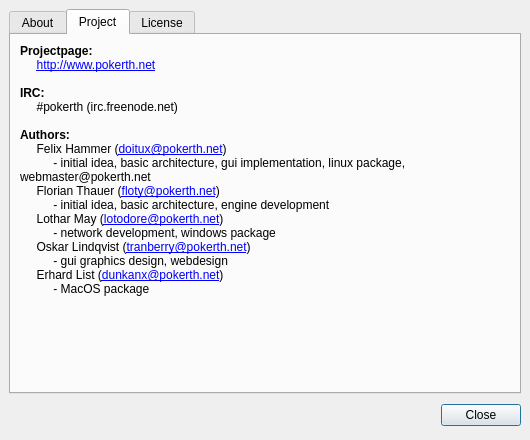
Qt form src/gui/qt/aboutpokerth.ui (pokerth/pokerth) before a commit.
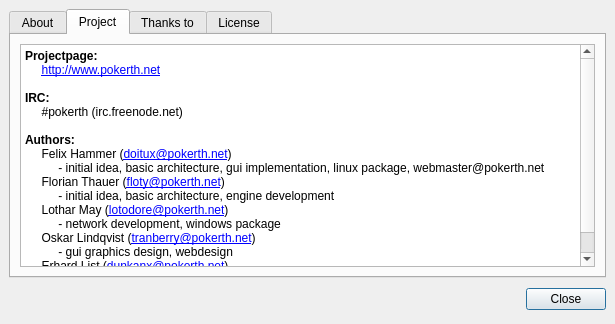
The same form after that commit. The open tabs and pages were chosen to show the change. Icons and pictures are not drawn.

Diff of the .ui file:
```diff
--- a/src/gui/qt/aboutpokerth.ui
+++ b/src/gui/qt/aboutpokerth.ui
@@ -6,8 +6,8 @@
    <rect>
     <x>0</x>
     <y>0</y>
-    <width>530</width>
-    <height>440</height>
+    <width>615</width>
+    <height>324</height>
    </rect>
   </property>
   <property name="windowTitle" >
@@ -22,6 +22,9 @@
    </property>
    <item row="0" column="0" >
     <widget class="QTabWidget" name="tabWidget" >
+     <property name="autoFillBackground" >
+      <bool>true</bool>
+     </property>
      <property name="currentIndex" >
       <number>0</number>
      </property>
@@ -99,22 +102,9 @@
        <property name="spacing" >
         <number>6</number>
        </property>
-       <item row="1" column="0" >
-        <spacer>
-         <property name="orientation" >
-          <enum>Qt::Vertical</enum>
-         </property>
-         <property name="sizeHint" >
-          <size>
-           <width>20</width>
-           <height>81</height>
-          </size>
-         </property>
-        </spacer>
-       </item>
        <item row="0" column="0" >
-        <widget class="QLabel" name="label_2" >
-         <property name="text" >
+        <widget class="QTextBrowser" name="textBrowser_2" >
+         <property name="html" >
           <string>&lt;html>&lt;head>&lt;meta name="qrichtext" content="1" />&lt;style type="text/css">
 p, li { white-space: pre-wrap; }
 &lt;/style>&lt;/head>&lt;body style=" font-family:'Nimbus Sans L'; font-size:9pt; font-weight:400; font-style:normal; text-decoration:none;">
@@ -136,11 +126,30 @@
 &lt;p style=" margin-top:0px; margin-bottom:0px; margin-left:0px; margin-right:0px; -qt-block-indent:0; text-indent:0px;">     Erhard List (&lt;a href="mailto:dunkanx@pokerth.net">&lt;span style=" text-decoration: underline; color:#0000ff;">dunkanx@pokerth.net&lt;/span>&lt;/a>)&lt;/p>
 &lt;p style=" margin-top:0px; margin-bottom:0px; margin-left:0px; margin-right:0px; -qt-block-indent:0; text-indent:0px;">          - MacOS package&lt;/p>&lt;/body>&lt;/html></string>
          </property>
-         <property name="wordWrap" >
-          <bool>true</bool>
-         </property>
-         <property name="openExternalLinks" >
-          <bool>true</bool>
+        </widget>
+       </item>
+      </layout>
+     </widget>
+     <widget class="QWidget" name="tab_4" >
+      <attribute name="title" >
+       <string>Thanks to</string>
+      </attribute>
+      <layout class="QGridLayout" >
+       <property name="margin" >
+        <number>9</number>
+       </property>
+       <property name="spacing" >
+        <number>6</number>
+       </property>
+       <item row="0" column="0" >
+        <widget class="QTextBrowser" name="textBrowser_3" >
+         <property name="html" >
+          <string>&lt;html>&lt;head>&lt;meta name="qrichtext" content="1" />&lt;style type="text/css">
+p, li { white-space: pre-wrap; }
+&lt;/style>&lt;/head>&lt;body style=" font-family:'Nimbus Sans L'; font-size:9pt; font-weight:400; font-style:normal; text-decoration:none;">
+&lt;p style=" margin-top:0px; margin-bottom:0px; margin-left:0px; margin-right:0px; -qt-block-indent:0; text-indent:0px;">&lt;span style=" font-weight:600;">Following flickr.com users for avatar image sources:&lt;/span> &lt;/p>
+&lt;p style=" margin-top:0px; margin-bottom:0px; margin-left:0px; margin-right:0px; -qt-block-indent:0; text-indent:0px;">Chales Johnson, Eli Hodapp, Hans Dekker, Indigo Goat, Jerry Daykin, Presty, The Marmot, William Holtkamp, _cr_, dps, ellievanhoutte, jarrodtrainique, joeltelling, loufi, riccardodivirgilio, rileyroxx, said&amp;amp;done, scottfeldstein&lt;/p>
+&lt;p style=" margin-top:0px; margin-bottom:0px; margin-left:0px; margin-right:0px; -qt-block-indent:0; text-indent:0px;">	&lt;/p>&lt;/body>&lt;/html></string>
          </property>
         </widget>
        </item>
```
Left out of the diff: 5 changed lines with no effect on the pictures.
